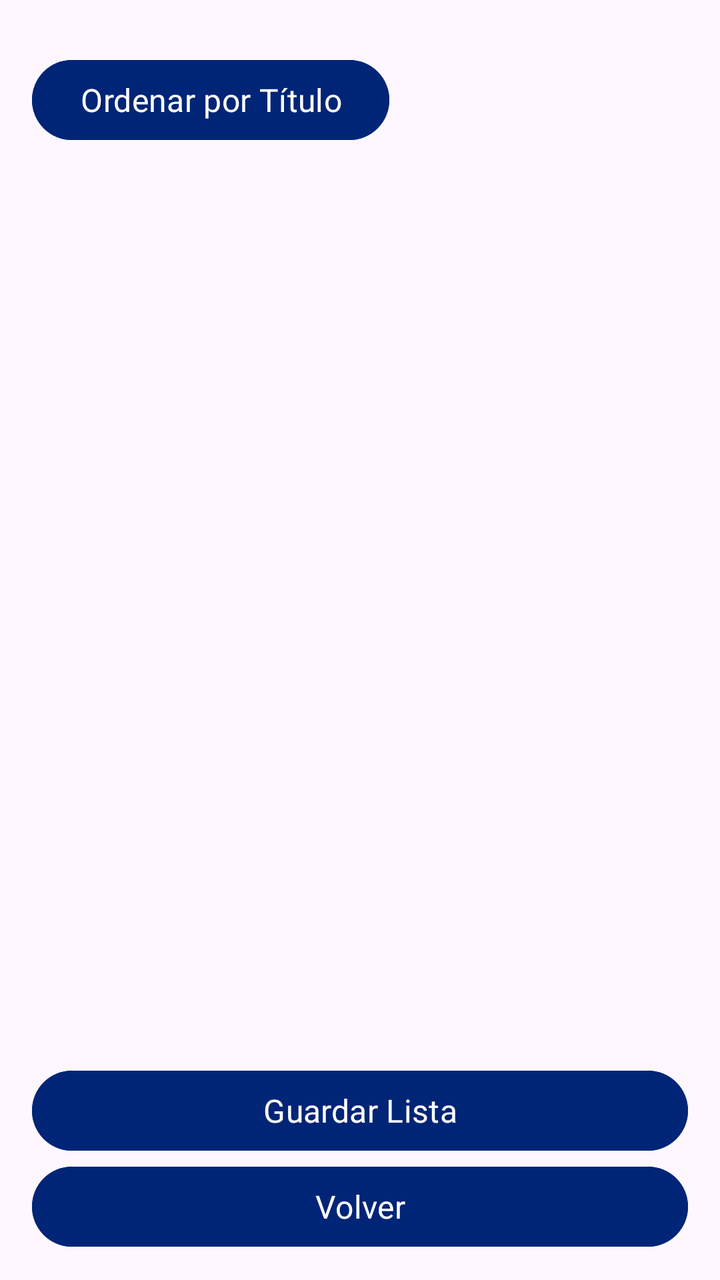
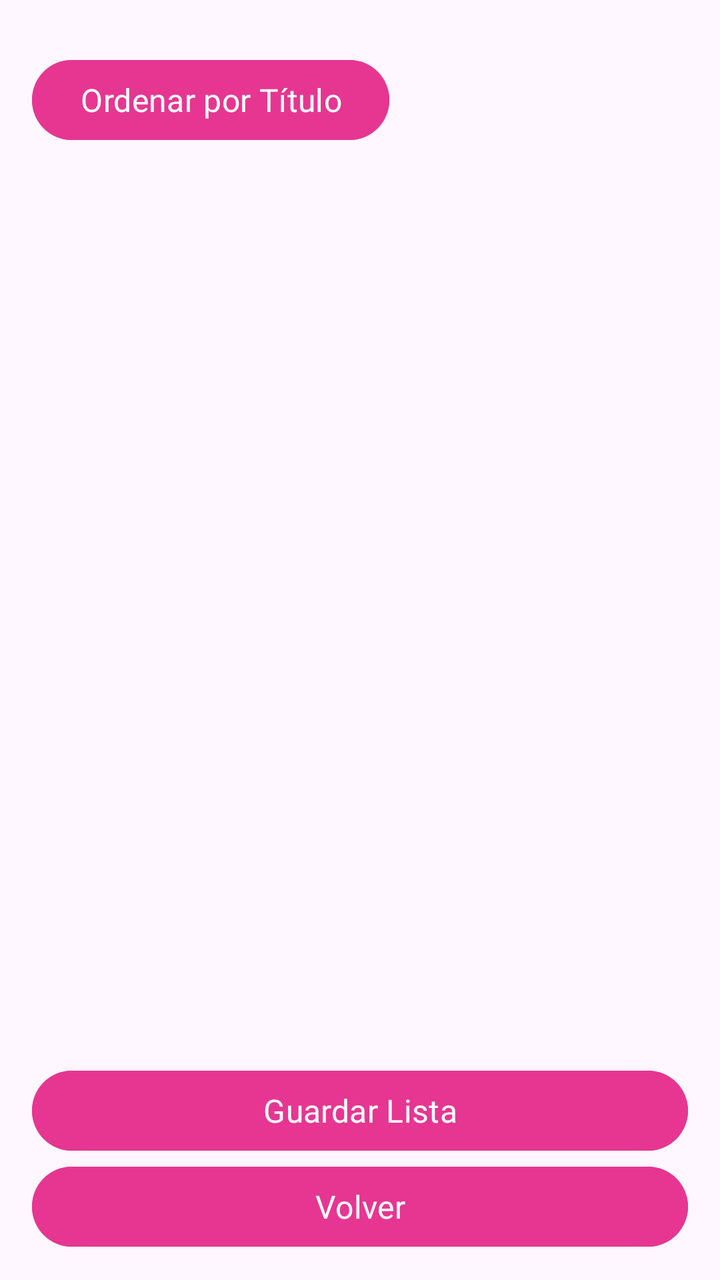

Screens rendered from an Android XML layout before and after an edit, with the pre-edit source and the edit as a unified diff.
<!-- AndroidManifest.xml: application theme Theme.POO4_2P_BOZZA_REYES -->
<!-- res/layout/activity_tablero.xml -->
<?xml version="1.0" encoding="utf-8"?>
<LinearLayout xmlns:android="http://schemas.android.com/apk/res/android"
    xmlns:app="http://schemas.android.com/apk/res-auto"
    android:layout_width="match_parent"
    android:layout_height="match_parent"
    android:orientation="vertical"
    android:padding="16dp">

    <TextView
        android:id="@+id/textView6"
        android:layout_width="match_parent"
        android:layout_height="76dp"
        android:layout_weight="1"
        android:fontFamily="@font/balsamiq_sans_bold"
        android:text="Tablero Comunicados"
        android:textColor="#002576"
        android:textSize="24sp"
        android:textStyle="bold" />
    <Space
        android:layout_width="match_parent"
        android:layout_height="10dp" />

    <Button
        android:id="@+id/btnOrdenar"
        android:layout_width="wrap_content"
        android:layout_height="wrap_content"
        android:backgroundTint="#002576"
        android:fontFamily="@font/balsamiq_sans"
        android:text="Ordenar por Título"
        android:textColor="#FFFFFF"
        android:textSize="16sp" />

    <ScrollView
        android:layout_width="match_parent"
        android:layout_height="537dp"
        android:layout_weight="1"
        android:backgroundTint="@color/material_dynamic_primary10"
        android:foregroundTint="@color/material_dynamic_primary10">

        <TableLayout
            android:id="@+id/tablaComunicados"
            android:fontFamily="@font/balsamiq_sans"
            android:layout_width="match_parent"
            android:layout_height="wrap_content"
            android:stretchColumns="0,1" />
    </ScrollView>

    <Button
        android:id="@+id/btnGuardar"
        android:layout_width="match_parent"
        android:layout_height="wrap_content"
        android:backgroundTint="#002576"
        android:fontFamily="@font/balsamiq_sans"
        android:foregroundTint="@color/material_dynamic_primary10"
        android:text="Guardar Lista"
        android:textColor="@color/white"
        android:textSize="16sp" />

    <Button
        android:id="@+id/btnVolver"
        android:layout_width="match_parent"
        android:layout_height="wrap_content"
        android:backgroundTint="#002576"
        android:fontFamily="@font/balsamiq_sans"
        android:text="Volver"
        android:textColor="#FFFFFF"
        android:textSize="16sp" />
</LinearLayout>
<!-- resources referenced by this layout -->
<resources>
  <color name="white">#FFFFFFFF</color>
  <style name="Theme.POO4_2P_BOZZA_REYES" parent="Base.Theme.POO4_2P_BOZZA_REYES" />
  <style name="Base.Theme.POO4_2P_BOZZA_REYES" parent="Theme.Material3.DayNight.NoActionBar">
          
          
      </style>
</resources>

<!-- the commit's change to res/layout/activity_tablero.xml (unified diff, before → after) -->
@@ -13,8 +13,8 @@
         android:layout_weight="1"
         android:fontFamily="@font/balsamiq_sans_bold"
         android:text="Tablero Comunicados"
-        android:textColor="#002576"
-        android:textSize="24sp"
+        android:textColor="#CE156F"
+        android:textSize="29sp"
         android:textStyle="bold" />
     <Space
         android:layout_width="match_parent"
@@ -24,7 +24,7 @@
         android:id="@+id/btnOrdenar"
         android:layout_width="wrap_content"
         android:layout_height="wrap_content"
-        android:backgroundTint="#002576"
+        android:backgroundTint="#E63692"
         android:fontFamily="@font/balsamiq_sans"
         android:text="Ordenar por Título"
         android:textColor="#FFFFFF"
@@ -49,7 +49,7 @@
         android:id="@+id/btnGuardar"
         android:layout_width="match_parent"
         android:layout_height="wrap_content"
-        android:backgroundTint="#002576"
+        android:backgroundTint="#E63692"
         android:fontFamily="@font/balsamiq_sans"
         android:foregroundTint="@color/material_dynamic_primary10"
         android:text="Guardar Lista"
@@ -60,7 +60,7 @@
         android:id="@+id/btnVolver"
         android:layout_width="match_parent"
         android:layout_height="wrap_content"
-        android:backgroundTint="#002576"
+        android:backgroundTint="#E63692"
         android:fontFamily="@font/balsamiq_sans"
         android:text="Volver"
         android:textColor="#FFFFFF"
